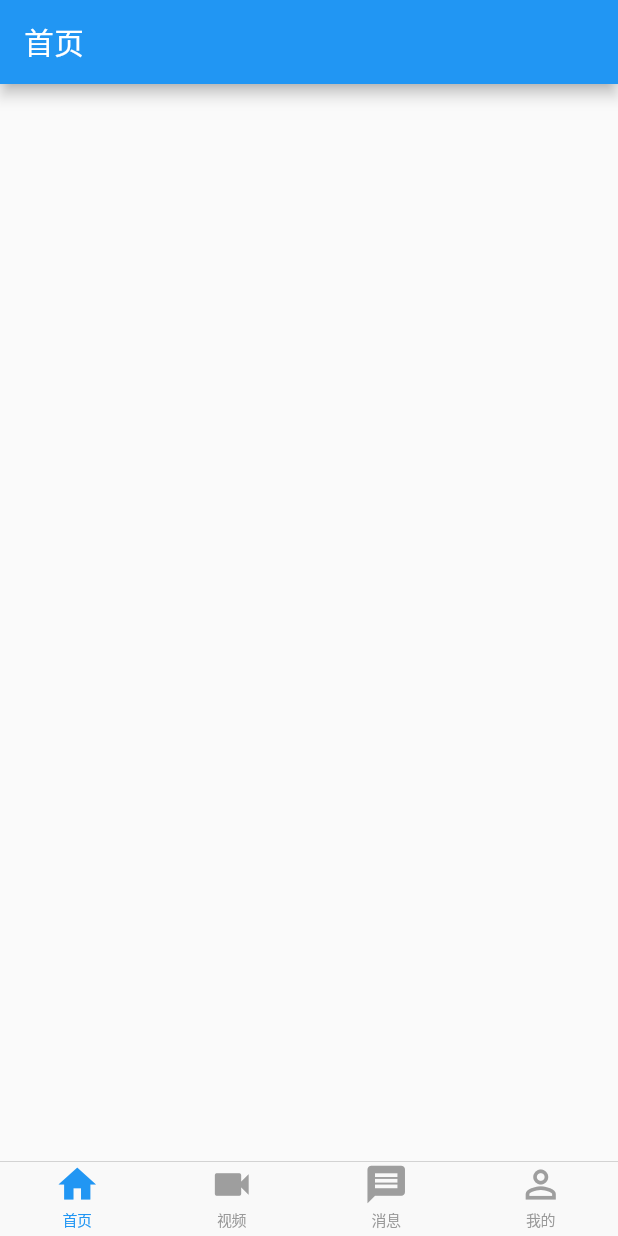
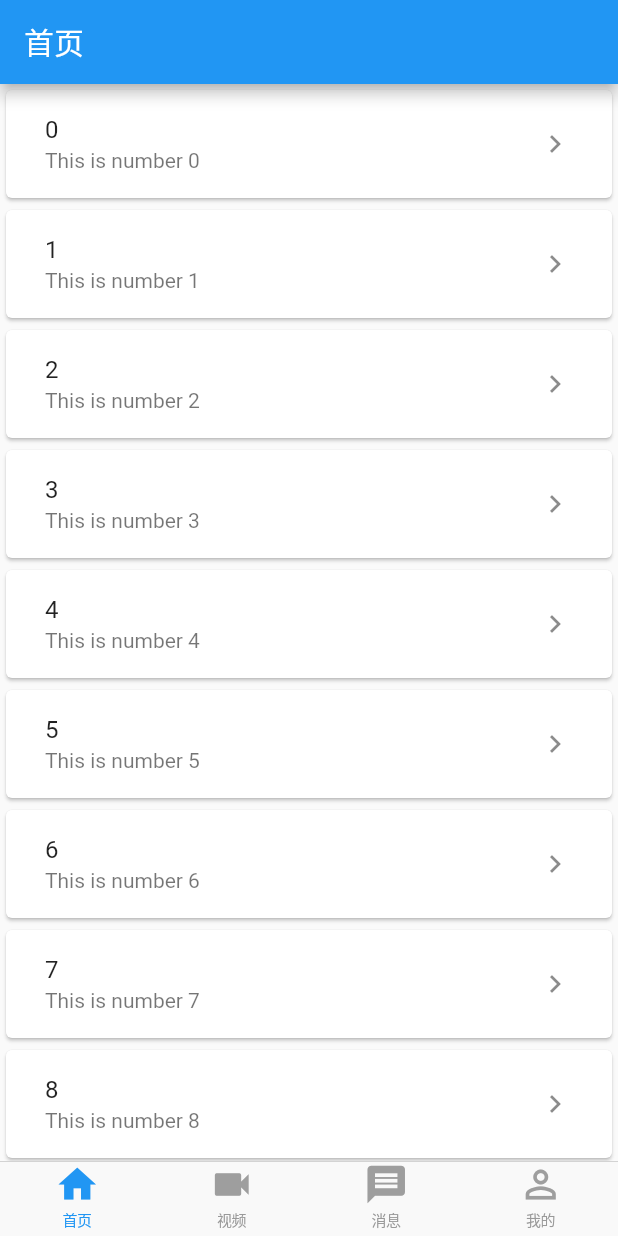
Before and after one commit to KexingWestRoad/flutter_template, a Flutter app: the screen it shows after launch, on a phone screen of 412 x 824 dp. Run offline on Flutter 3.47's test engine with Material 2 defaults, Android fonts, the phone set to English and light mode, and no system bars.

```diff
--- a/lib/pages/home/home_page.dart
+++ b/lib/pages/home/home_page.dart
@@ -1,4 +1,10 @@
 import 'package:flutter/material.dart';
+import '../home/detail_page.dart';
+
+final todos = new List<Todo>.generate(
+    20,
+        (i) => new Todo(
+        "Todo $i", "A description of what needs to be done for Todo $i"));
 
 class HomePage extends StatefulWidget {
 
@@ -10,6 +16,8 @@ class HomePage extends StatefulWidget {
 }
 
 class _HomePageState extends State<HomePage> {
+  List<String> list = List.generate(10, (index) => "This is number $index");
+
 @override
   Widget build(BuildContext context) {
     return Scaffold(
@@ -18,6 +26,41 @@ class _HomePageState extends State<HomePage> {
         // the App.build method, and use it to set our appbar title.
         title: Text(widget.title),
       ),
+      body: Center(
+        child: getBody(),
+      ),
+    );
+  }
+  getBody() {
+    return ListView.builder(
+      itemCount: list.length,
+      itemBuilder: (BuildContext context, int index) {
+        return getItem(index,list[index]);
+      });
+  }
+  getItem(int index, String title) {
+    //return new Text(title);
+    return new Card(
+      child: new FlatButton(
+        onPressed: () => _routerVC(index),
+        child: new ListTile(
+          title: new Text(index.toString()),
+          subtitle: new Text(title),
+          trailing: Icon(Icons.keyboard_arrow_right),
+          contentPadding: EdgeInsets.symmetric(horizontal: 10.0),
+        ),
+      ),
+    );
+  }
+  _routerVC(int index) {
+    print('点击:${index.toString()}');
+    print(todos[index]);
+    Navigator.push(
+      context,
+      new MaterialPageRoute(
+        builder: (context) =>
+        new DetailPage(todo: todos[index],)
+      )
     );
   }
 }
```
Also changed, not shown: lib/pages/home/detail_page.dart (added, +29 -0 lines).
